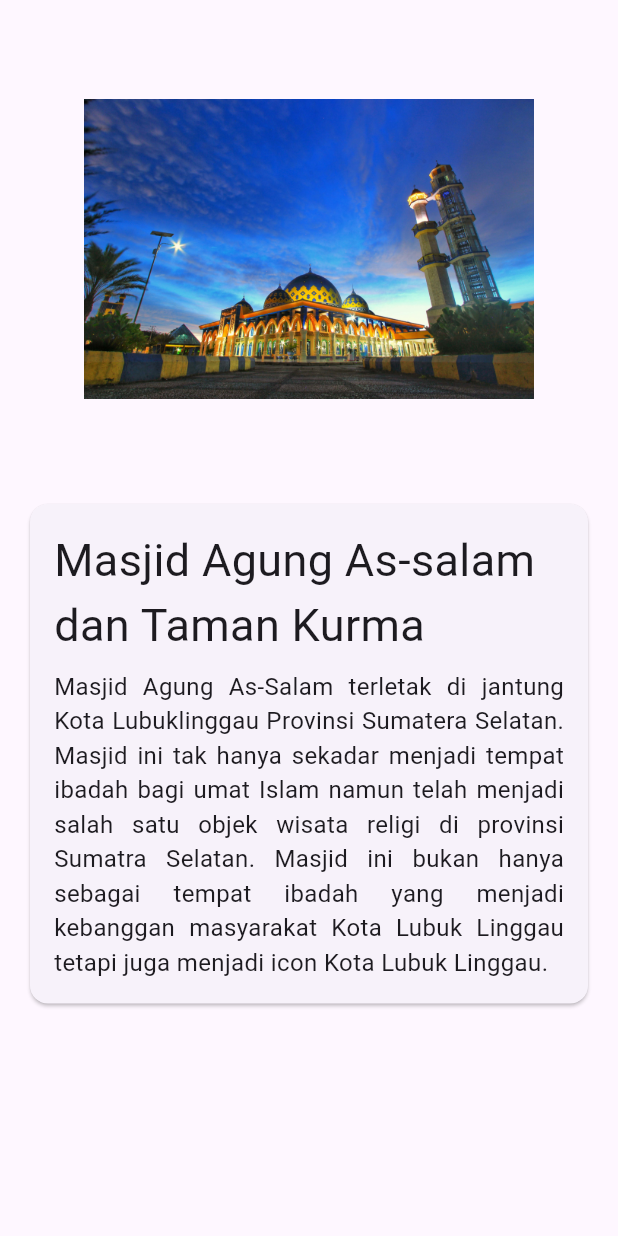
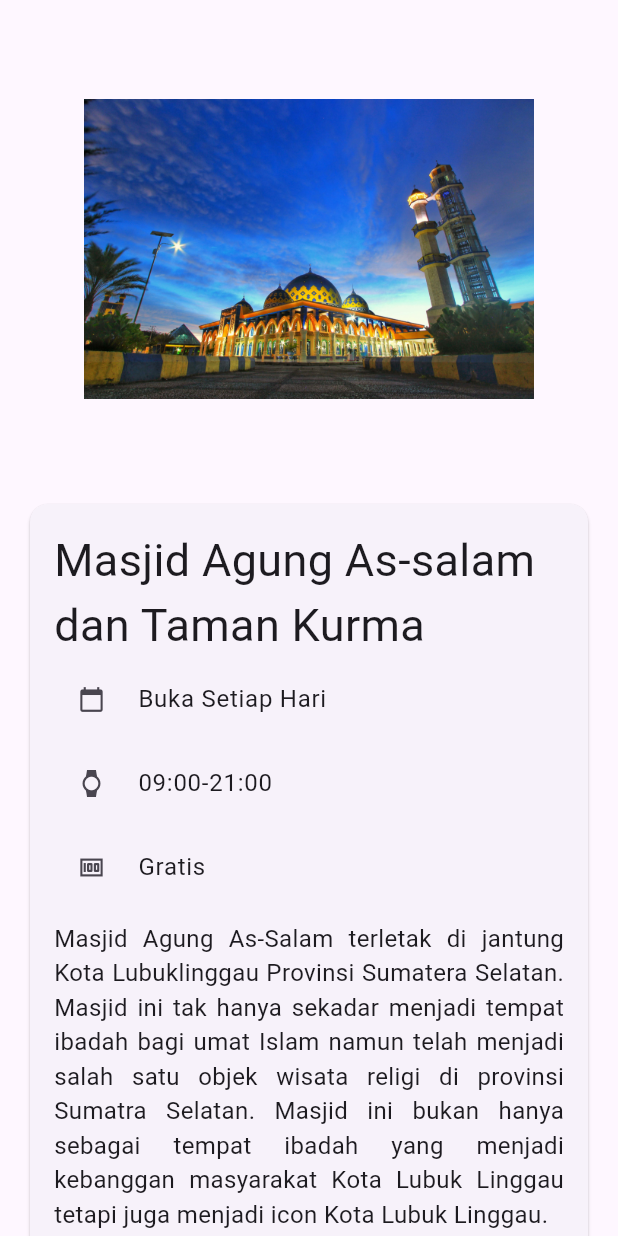
Before and after one commit to kazaliika/ResponsiveDesign, a Flutter app: the HasilHp screen opened directly with sample values from the repository, on a phone screen of 412 x 824 dp. Run offline on Flutter 3.47's test engine with Material 3 defaults, Android fonts, the phone set to English and light mode, and no system bars.

Commit message:
tambah deskripsi buka,jam,biaya

```diff
--- a/lib/responsive/hasil_layout.dart
+++ b/lib/responsive/hasil_layout.dart
@@ -53,6 +53,24 @@ class HasilHp extends StatelessWidget {
                         wisata.nama,
                         style: const TextStyle(
                           fontSize: 30.0,
+                        ),
+                      ),
+                      ListTile(
+                        leading: Icon(Icons.calendar_today, size: 18),
+                        title: Text(
+                          "Buka Setiap Hari",
+                        ),
+                      ),
+                      ListTile(
+                        leading: Icon(Icons.watch, size: 18),
+                        title: Text(
+                          "09:00-21:00",
+                        ),
+                      ),
+                      ListTile(
+                        leading: Icon(Icons.money, size: 18),
+                        title: Text(
+                          "Gratis",
                         ),
                       ),
                       const SizedBox(height: 8),
@@ -116,13 +134,28 @@ class HasilWeb extends StatelessWidget {
                                   fontSize: 30.0,
                                 ),
                               ),
-                              Text(
-                                'Lokasi: ${wisata.lokasi}',
+                              ListTile(
+                                leading: Icon(Icons.calendar_today, size: 18),
+                                title: Text(
+                                  "Buka Setiap Hari",
+                                ),
+                              ),
+                              ListTile(
+                                leading: Icon(Icons.watch, size: 18),
+                                title: Text(
+                                  "09:00-21:00",
+                                ),
+                              ),
+                              ListTile(
+                                leading: Icon(Icons.money, size: 18),
+                                title: Text(
+                                  "Gratis",
+                                ),
                               ),
                               const SizedBox(height: 8.0),
                               Container(
                                 padding:
-                                    const EdgeInsets.symmetric(vertical: 16.0),
+                                    const EdgeInsets.symmetric(vertical: 8.0),
                                 child: Text(
                                   wisata.deskripsi,
                                   textAlign: TextAlign.justify,
--- a/lib/responsive/respweblayout.dart
+++ b/lib/responsive/respweblayout.dart
@@ -10,7 +10,7 @@ class ResponsiveWebLayout extends StatelessWidget {
   Widget build(BuildContext context) {
     return Center(
         child: Padding(
-      padding: const EdgeInsets.all(24.0),
+      padding: const EdgeInsets.all(20.0),
       child: GridView.count(
         crossAxisCount: gridCount,
         mainAxisSpacing: 16,
@@ -46,7 +46,7 @@ class ResponsiveWebLayout extends StatelessWidget {
                         Padding(
                           padding:
                               const EdgeInsets.only(left: 8.0, bottom: 8.0),
-                          child: Text(wisata.lokasi),
+                          child: Text(wisata.lokasi, textAlign: TextAlign.left),
                         )
                       ],
                     ),
```
